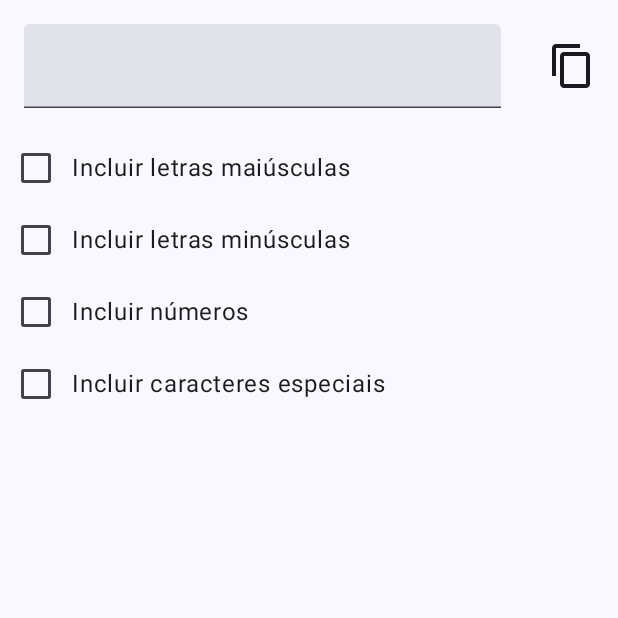
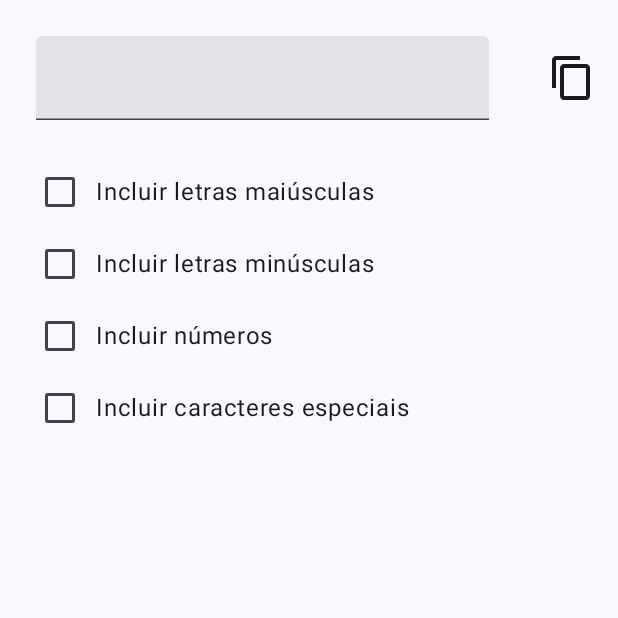
Before and after one commit to antonio-macave/random-password-generator, an Android app built with Jetpack Compose: the screen it shows after launch (MainActivity), on a phone screen of 412 x 824 dp, the top half of it. Run offline under Robolectric (Android 15) with nearby library versions, the phone set to English and light mode, and no system bars.

Commit message:
Minor changes on UI

```diff
--- a/app/src/main/java/mz/co/macave/passwordgenerator/GeneratorScreen.kt
+++ b/app/src/main/java/mz/co/macave/passwordgenerator/GeneratorScreen.kt
@@ -7,9 +7,8 @@ import androidx.compose.foundation.layout.Row
 import androidx.compose.foundation.layout.fillMaxWidth
 import androidx.compose.foundation.layout.padding
 import androidx.compose.foundation.layout.size
-import androidx.compose.material.icons.Icons
+import androidx.compose.material3.Button
 import androidx.compose.material3.Checkbox
-import androidx.compose.material3.ElevatedButton
 import androidx.compose.material3.Icon
 import androidx.compose.material3.IconButton
 import androidx.compose.material3.Slider
@@ -25,8 +24,10 @@ import androidx.compose.ui.Alignment
 import androidx.compose.ui.Modifier
 import androidx.compose.ui.res.painterResource
 import androidx.compose.ui.res.stringResource
+import androidx.compose.ui.text.font.FontWeight
 import androidx.compose.ui.tooling.preview.Preview
 import androidx.compose.ui.unit.dp
+import androidx.compose.ui.unit.sp
 
 @Composable
 fun TextInput() {
@@ -39,7 +40,7 @@ fun TextInput() {
 
         TextField(
             modifier = Modifier
-                .padding(16.dp)
+                .padding(24.dp)
                 .fillMaxWidth()
                 .weight(0.85f),
             value = text,
@@ -71,6 +72,11 @@ fun TextInput() {
 @Composable
 fun PasswordLengthRange() {
     var currentValue by remember { mutableFloatStateOf(10f) }
+    Column {
+        Text(
+            modifier = Modifier.padding(horizontal = 16.dp),
+            text = "Quantidade de caracteres"
+        )
         Row(
             verticalAlignment = Alignment.CenterVertically
         ) {
@@ -88,8 +94,11 @@ fun PasswordLengthRange() {
 
             Text(
                 modifier = Modifier.weight(0.15f),
-            text = currentValue.toInt().toString()
+                text = currentValue.toInt().toString(),
+                fontSize = 16.sp,
+                fontWeight = FontWeight.SemiBold
             )
+        }
     }
 }
 
@@ -130,7 +139,7 @@ fun GenerateButton(onClick: () -> Unit) {
         verticalAlignment = Alignment.CenterVertically,
         horizontalArrangement = Arrangement.Center
     ) {
-        ElevatedButton(onClick = { onClick() }) {
+        Button(onClick = { onClick() }) {
             Icon(painter = painterResource(id = R.drawable.ic_generate_24), contentDescription = stringResource(
                 id = R.string.generate_password
             ))
@@ -149,7 +158,11 @@ fun CheckBoxOption(text: String, checked: Boolean, onCheckedChanged: () -> Unit)
             .clickable { onCheckedChanged() },
         verticalAlignment = Alignment.CenterVertically
     ) {
-        Checkbox(checked = checked, onCheckedChange = { onCheckedChanged() } )
+        Checkbox(
+            modifier = Modifier.padding(start = 16.dp),
+            checked = checked,
+            onCheckedChange = { onCheckedChanged() }
+        )
         Text(text = text)
     }
 }
```
Lines whose indentation alone changed are shown as unchanged.
